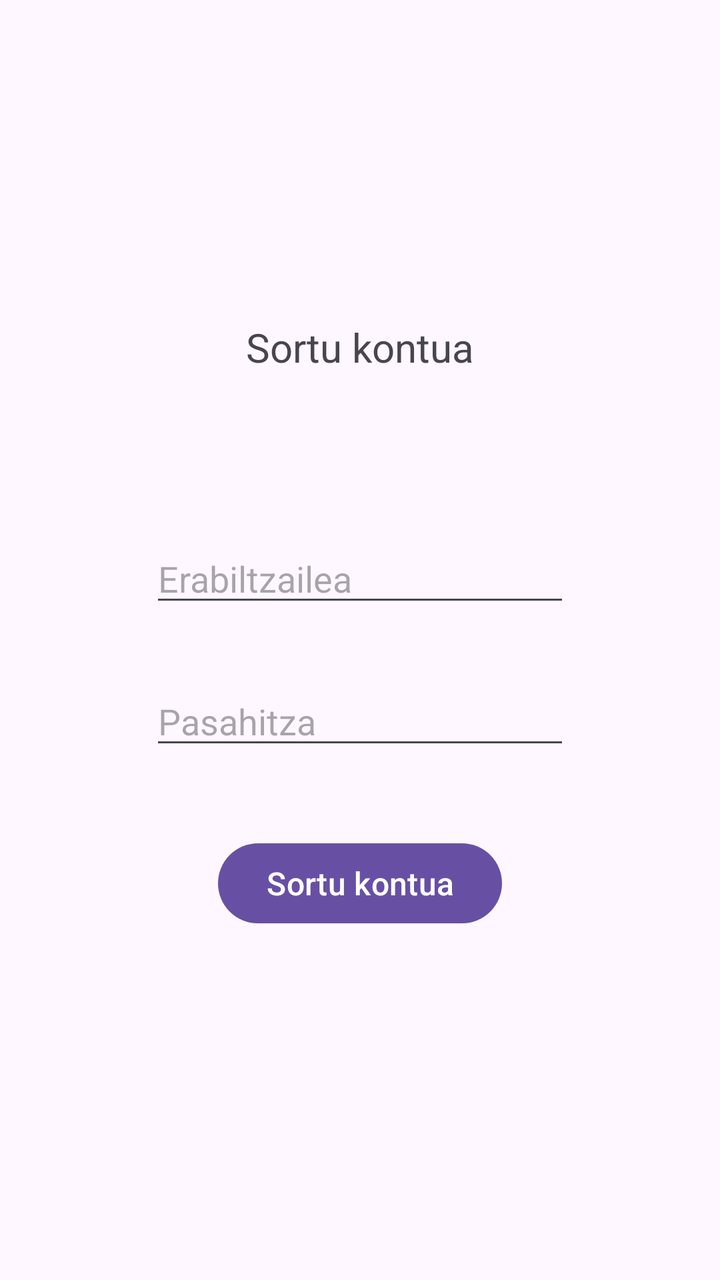
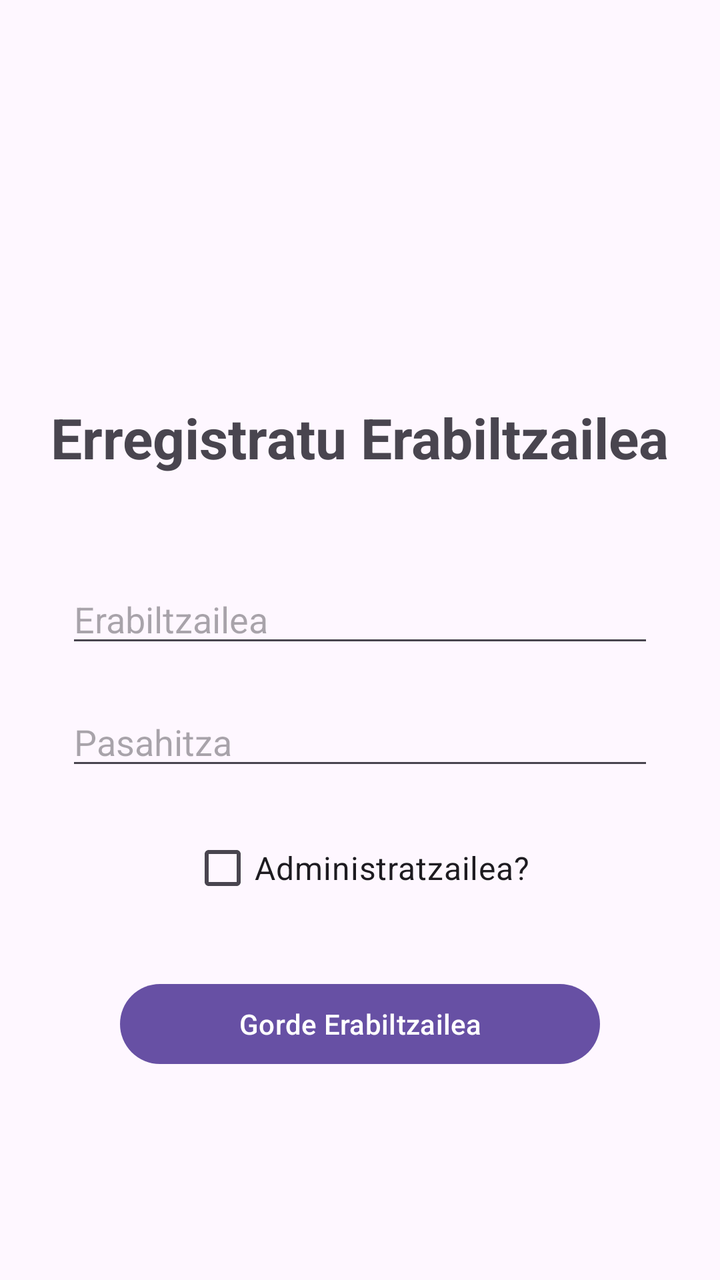

Two renders of the same Android screen: before a commit and after it. Below are the layout's source before the change and the commit's diff.
<!-- AndroidManifest.xml: application theme Theme.Erronka4 -->
<!-- res/layout/activity_register.xml -->
<?xml version="1.0" encoding="utf-8"?>
<androidx.constraintlayout.widget.ConstraintLayout xmlns:android="http://schemas.android.com/apk/res/android"
    xmlns:app="http://schemas.android.com/apk/res-auto"
    xmlns:tools="http://schemas.android.com/tools"
    android:id="@+id/main"
    android:layout_width="match_parent"
    android:layout_height="match_parent"
    tools:context=".Register">

    <EditText
        android:id="@+id/editTextRegisterPassword"
        android:layout_width="wrap_content"
        android:layout_height="wrap_content"
        android:layout_marginTop="30dp"
        android:ems="10"
        android:hint="Pasahitza"
        android:inputType="text"
        android:textSize="18sp"
        app:layout_constraintEnd_toEndOf="parent"
        app:layout_constraintStart_toStartOf="parent"
        app:layout_constraintTop_toBottomOf="@+id/editTextRegisterUsername" />

    <EditText
        android:id="@+id/editTextRegisterUsername"
        android:layout_width="wrap_content"
        android:layout_height="wrap_content"
        android:layout_marginTop="80dp"
        android:ems="10"
        android:hint="Erabiltzailea"
        android:inputType="text"
        android:textSize="18sp"
        app:layout_constraintEnd_toEndOf="parent"
        app:layout_constraintStart_toStartOf="parent"
        app:layout_constraintTop_toBottomOf="@+id/textView4" />

    <TextView
        android:id="@+id/textView4"
        android:layout_width="wrap_content"
        android:layout_height="wrap_content"
        android:layout_marginTop="160dp"
        android:text="Sortu kontua"
        android:textSize="20sp"
        app:layout_constraintEnd_toEndOf="parent"
        app:layout_constraintStart_toStartOf="parent"
        app:layout_constraintTop_toTopOf="parent" />

    <Button
        android:id="@+id/btnCreateAcount"
        android:layout_width="wrap_content"
        android:layout_height="wrap_content"
        android:layout_marginTop="38dp"
        android:text="Sortu kontua"
        android:textSize="16sp"
        app:layout_constraintEnd_toEndOf="parent"
        app:layout_constraintStart_toStartOf="parent"
        app:layout_constraintTop_toBottomOf="@+id/editTextRegisterPassword" />

</androidx.constraintlayout.widget.ConstraintLayout>
<!-- resources referenced by this layout -->
<resources>
  <style name="Theme.Erronka4" parent="Base.Theme.Erronka4" />
  <style name="Base.Theme.Erronka4" parent="Theme.Material3.DayNight.NoActionBar">
          
          
      </style>
</resources>

<!-- the commit's change to res/layout/activity_register.xml (unified diff, before → after) -->
@@ -7,52 +7,63 @@
     android:layout_height="match_parent"
     tools:context=".Register">
 
-    <EditText
-        android:id="@+id/editTextRegisterPassword"
+    <TextView
+        android:id="@+id/textViewRegister"
         android:layout_width="wrap_content"
         android:layout_height="wrap_content"
-        android:layout_marginTop="30dp"
-        android:ems="10"
-        android:hint="Pasahitza"
-        android:inputType="text"
-        android:textSize="18sp"
+        android:layout_marginTop="200dp"
+        android:text="Erregistratu Erabiltzailea"
+        android:textSize="28sp"
+        android:textStyle="bold"
         app:layout_constraintEnd_toEndOf="parent"
         app:layout_constraintStart_toStartOf="parent"
-        app:layout_constraintTop_toBottomOf="@+id/editTextRegisterUsername" />
+        app:layout_constraintTop_toTopOf="parent" />
 
     <EditText
         android:id="@+id/editTextRegisterUsername"
         android:layout_width="wrap_content"
         android:layout_height="wrap_content"
-        android:layout_marginTop="80dp"
-        android:ems="10"
+        android:layout_marginTop="50dp"
+        android:ems="14"
         android:hint="Erabiltzailea"
         android:inputType="text"
-        android:textSize="18sp"
         app:layout_constraintEnd_toEndOf="parent"
         app:layout_constraintStart_toStartOf="parent"
-        app:layout_constraintTop_toBottomOf="@+id/textView4" />
+        app:layout_constraintTop_toBottomOf="@+id/textViewRegister" />
 
-    <TextView
-        android:id="@+id/textView4"
+    <EditText
+        android:id="@+id/editTextRegisterPassword"
         android:layout_width="wrap_content"
         android:layout_height="wrap_content"
-        android:layout_marginTop="160dp"
-        android:text="Sortu kontua"
-        android:textSize="20sp"
+        android:layout_marginTop="20dp"
+        android:ems="14"
+        android:hint="Pasahitza"
+        android:inputType="textPassword"
         app:layout_constraintEnd_toEndOf="parent"
         app:layout_constraintStart_toStartOf="parent"
-        app:layout_constraintTop_toTopOf="parent" />
+        app:layout_constraintTop_toBottomOf="@+id/editTextRegisterUsername" />
 
-    <Button
-        android:id="@+id/btnCreateAcount"
+    <CheckBox
+        android:id="@+id/cbIsAdmin"
         android:layout_width="wrap_content"
         android:layout_height="wrap_content"
-        android:layout_marginTop="38dp"
-        android:text="Sortu kontua"
+        android:layout_marginTop="20dp"
+        android:text="Administratzailea?"
         android:textSize="16sp"
         app:layout_constraintEnd_toEndOf="parent"
         app:layout_constraintStart_toStartOf="parent"
         app:layout_constraintTop_toBottomOf="@+id/editTextRegisterPassword" />
 
+    <Button
+        android:id="@+id/btnCreateAcount"
+        android:layout_width="0dp"
+        android:layout_height="wrap_content"
+        android:layout_marginStart="60dp"
+        android:layout_marginTop="30dp"
+        android:layout_marginEnd="60dp"
+        android:text="Gorde Erabiltzailea"
+        app:layout_constraintEnd_toEndOf="parent"
+        app:layout_constraintStart_toStartOf="parent"
+        app:layout_constraintTop_toBottomOf="@+id/cbIsAdmin" />
+
 </androidx.constraintlayout.widget.ConstraintLayout>
